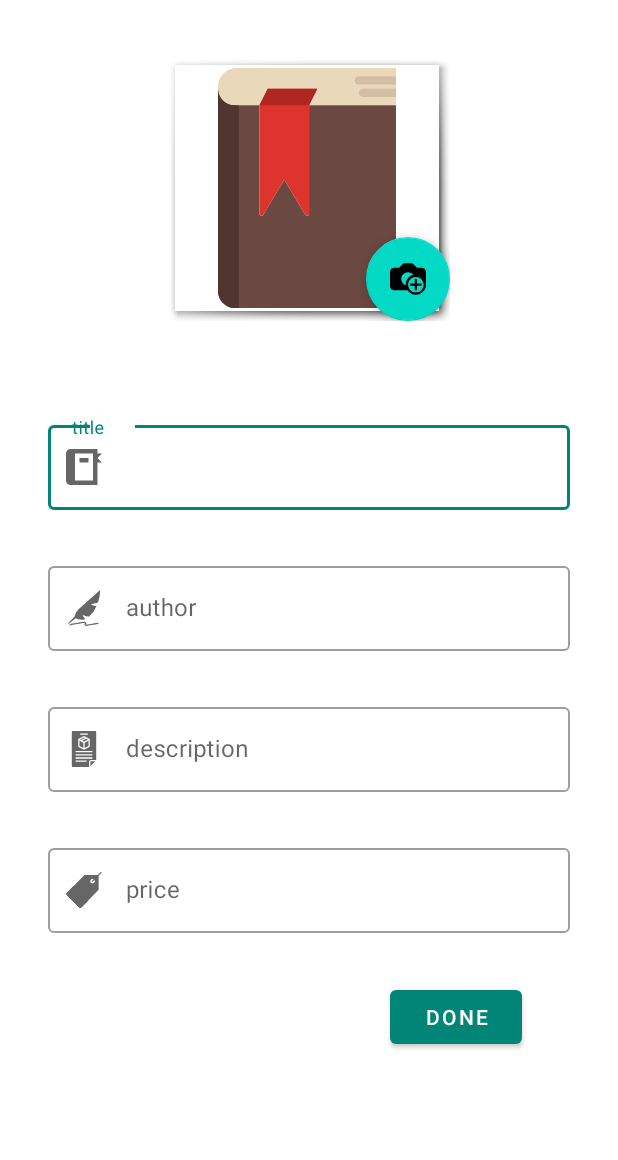
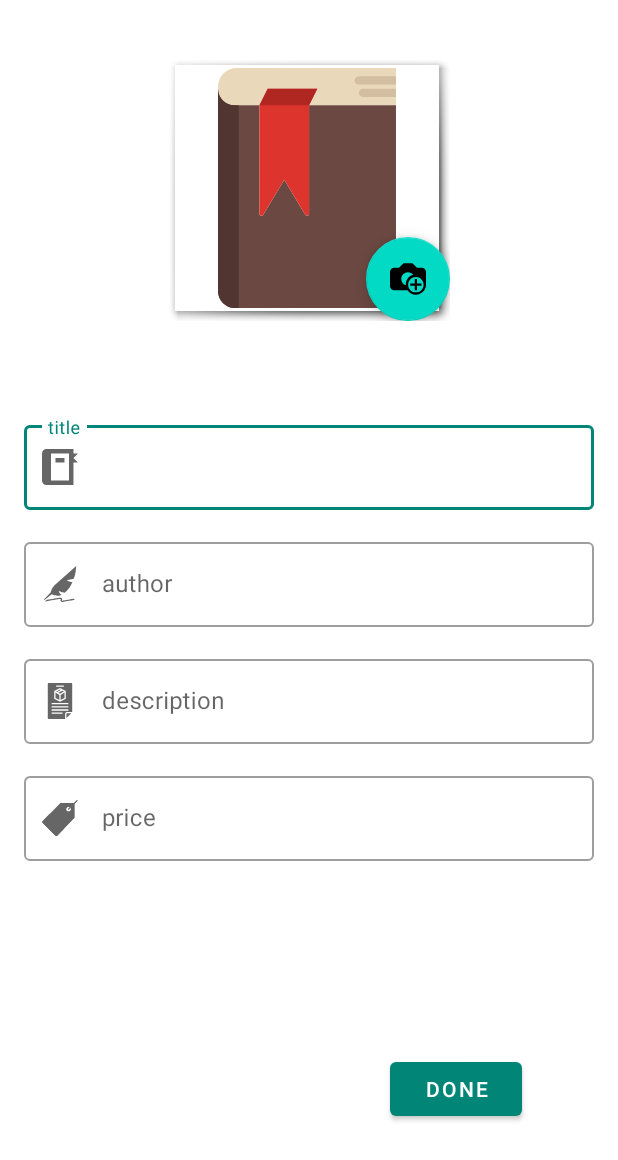
Before and after one commit to TheGithubMafia/abhishekk673_e7392d2e-a29e-4cb9-9442-03cdb16be1f3, an Android app: the layout fragment_sell.xml on its own in the app's theme, with its tools: preview values and no code run, on a phone screen of 412 x 824 dp. Shown: the top 1160 px of the screen. Run offline under Robolectric (Android 15) with nearby library versions, the light colour scheme and no system bars.

Commit message:
fixed text layout in sell fragment,added on click in card's button,added action buttons in explore fragment

```diff
--- /dev/null
+++ b/app/src/main/res/drawable/ic_favorite_orange_24dp.xml
@@ -0,0 +1,5 @@
+<vector android:height="24dp" android:tint="#FF4D39"
+    android:viewportHeight="24.0" android:viewportWidth="24.0"
+    android:width="24dp" xmlns:android="http://schemas.android.com/apk/res/android">
+    <path android:fillColor="#FF000000" android:pathData="M12,21.35l-1.45,-1.32C5.4,15.36 2,12.28 2,8.5 2,5.42 4.42,3 7.5,3c1.74,0 3.41,0.81 4.5,2.09C13.09,3.81 14.76,3 16.5,3 19.58,3 22,5.42 22,8.5c0,3.78 -3.4,6.86 -8.55,11.54L12,21.35z"/>
+</vector>
--- a/app/src/main/res/layout/fragment_sell.xml
+++ b/app/src/main/res/layout/fragment_sell.xml
@@ -5,16 +5,16 @@
     xmlns:app="http://schemas.android.com/apk/res-auto"
     xmlns:tools="http://schemas.android.com/tools"
     android:layout_width="match_parent"
-    android:layout_height="match_parent"
-    android:layout_above="@+id/navigation"
+    android:layout_height="wrap_content"
     app:layout_constraintBottom_toBottomOf="parent"
     app:layout_constraintEnd_toEndOf="parent"
     app:layout_constraintStart_toStartOf="parent"
-    app:layout_constraintTop_toTopOf="parent">
+    app:layout_constraintTop_toTopOf="parent"
+    android:layout_marginBottom="56dp">
 
     <LinearLayout
         android:layout_width="match_parent"
-        android:layout_height="wrap_content"
+        android:layout_height="match_parent"
         android:orientation="vertical">
 
         <androidx.constraintlayout.widget.ConstraintLayout
@@ -25,13 +25,12 @@
                 android:id="@+id/doneButton"
                 android:layout_width="wrap_content"
                 android:layout_height="wrap_content"
-                android:layout_marginTop="16dp"
+                android:layout_marginTop="128dp"
                 android:layout_marginEnd="64dp"
                 android:text="Done"
                 app:layout_constraintEnd_toEndOf="parent"
                 app:layout_constraintTop_toBottomOf="@+id/textInputLayout4"
                 tools:style="@style/UnelevatedButton" />
-
 
 
             <FrameLayout
@@ -79,7 +78,7 @@
                 android:layout_height="match_parent"
                 android:layout_margin="16dp"
                 android:layout_marginStart="16dp"
-                android:layout_marginTop="16dp"
+                android:layout_marginTop="32dp"
                 android:hint="price"
                 app:endIconMode="clear_text"
                 app:layout_constraintStart_toStartOf="parent"
@@ -90,7 +89,6 @@
                     android:id="@+id/priceTextView"
                     android:layout_width="match_parent"
                     android:layout_height="wrap_content"
-                    android:layout_margin="16dp"
                     android:ems="10"
                     android:inputType="numberDecimal" />
             </com.google.android.material.textfield.TextInputLayout>
@@ -101,7 +99,7 @@
                 android:layout_height="match_parent"
                 android:layout_margin="16dp"
                 android:layout_marginStart="16dp"
-                android:layout_marginTop="16dp"
+                android:layout_marginTop="32dp"
                 app:endIconMode="clear_text"
                 app:layout_constraintStart_toStartOf="parent"
                 app:layout_constraintTop_toBottomOf="@+id/textInputLayout3"
@@ -111,7 +109,6 @@
                     android:id="@+id/descriptionTextView"
                     android:layout_width="match_parent"
                     android:layout_height="wrap_content"
-                    android:layout_margin="16dp"
                     android:layout_marginTop="16dp"
                     android:hint="description" />
             </com.google.android.material.textfield.TextInputLayout>
@@ -122,7 +119,7 @@
                 android:layout_height="match_parent"
                 android:layout_margin="16dp"
                 android:layout_marginStart="16dp"
-                android:layout_marginTop="16dp"
+                android:layout_marginTop="32dp"
                 app:endIconMode="clear_text"
                 app:layout_constraintStart_toStartOf="parent"
                 app:layout_constraintTop_toBottomOf="@+id/textInputLayout2"
@@ -132,7 +129,6 @@
                     android:id="@+id/authorTextView"
                     android:layout_width="match_parent"
                     android:layout_height="wrap_content"
-                    android:layout_margin="16dp"
                     android:layout_marginTop="16dp"
                     android:hint="author" />
             </com.google.android.material.textfield.TextInputLayout>
@@ -154,7 +150,6 @@
                     android:id="@+id/titleTextView"
                     android:layout_width="match_parent"
                     android:layout_height="wrap_content"
-                    android:layout_margin="16dp"
                     android:layout_marginTop="16dp"
                     android:hint="title" />
             </com.google.android.material.textfield.TextInputLayout>
```
Also changed, not shown: app/src/main/java/com/example/bookselling/ExploreFragment.java (+21 -1 lines), app/src/main/java/com/example/bookselling/MyBooks.java (+11 -0 lines), app/src/main/java/com/example/bookselling/RecyclerViewAdapter.java (+20 -2 lines), app/src/main/res/layout/list_item.xml (+11 -4 lines), app/src/main/res/menu/explore_action_bar.xml (added, +18 -0 lines).
